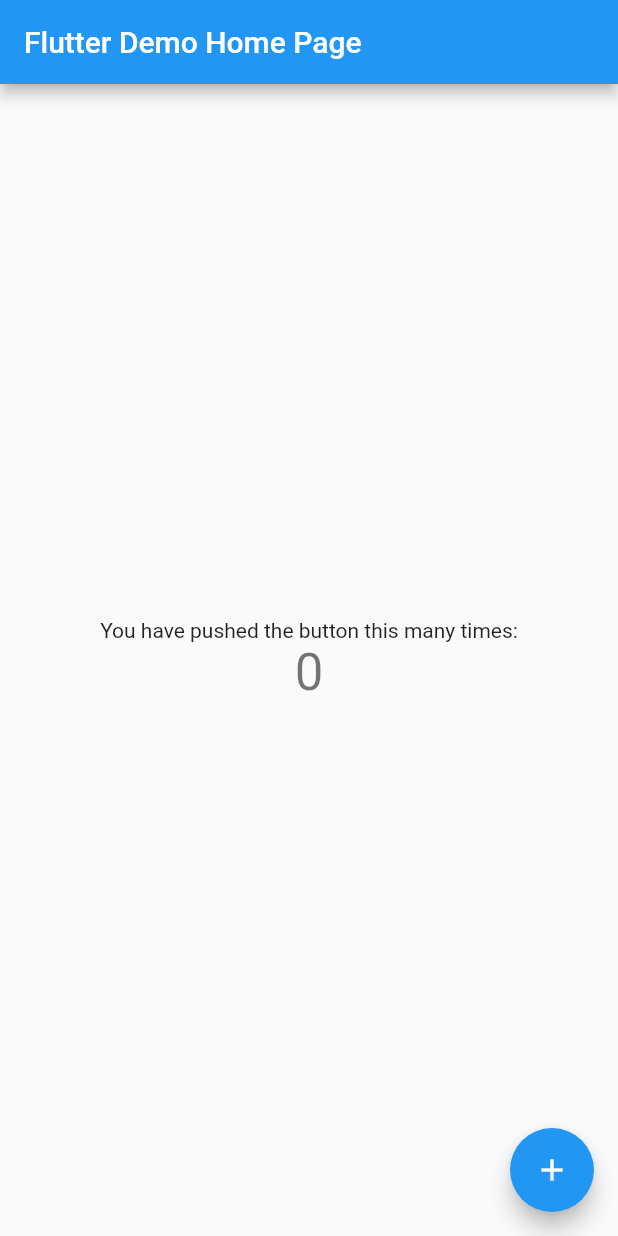
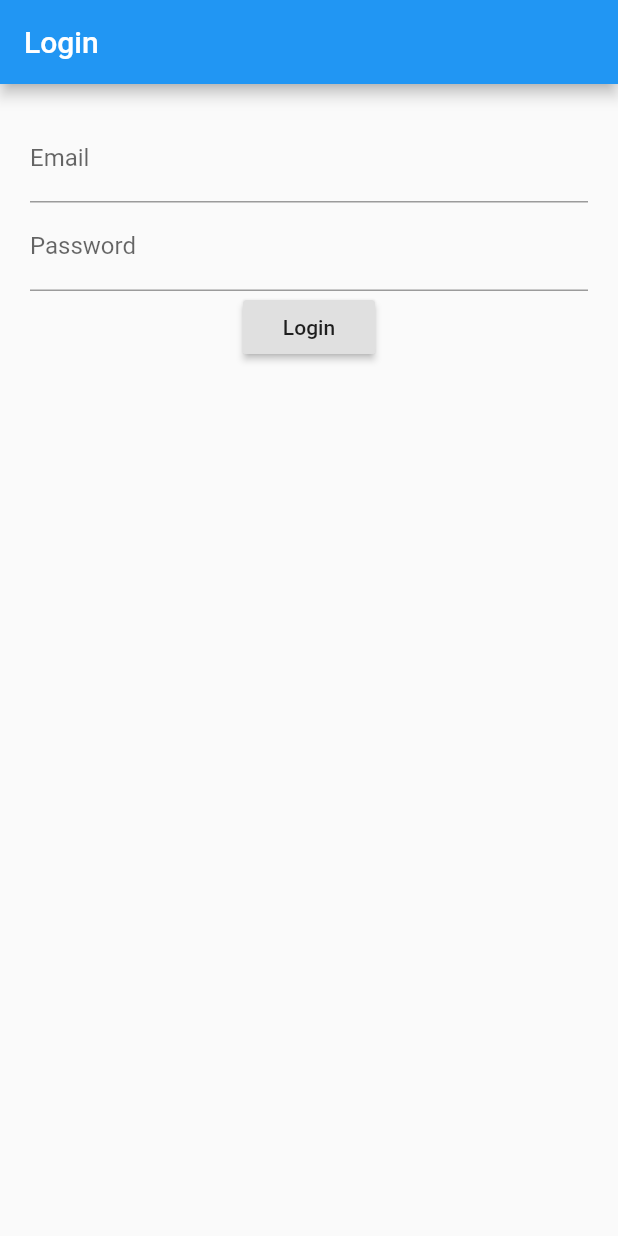
Before and after one commit to AlexanderQd/first_flutter_app, a Flutter app: the screen it shows after launch, on a phone screen of 412 x 824 dp. Run offline on Flutter 3.47's test engine with Material 2 defaults, Android fonts, the phone set to English and light mode, and no system bars; our stand-ins replace bloc, equatable, flutter_bloc.

Commit message:
add bloc login whit fake backend

```diff
--- /dev/null
+++ b/lib/bloc/login_bloc/bloc.dart
@@ -0,0 +1,3 @@
+export 'login_bloc.dart';
+export 'login_event.dart';
+export 'login_state.dart';
--- /dev/null
+++ b/lib/bloc/login_bloc/login_bloc.dart
@@ -0,0 +1,30 @@
+import 'dart:async';
+import 'package:bloc/bloc.dart';
+import 'package:flutter/cupertino.dart';
+import './bloc.dart';
+import '../../logics/login_logic.dart';
+
+class LoginBloc extends Bloc<LoginEvent, LoginState> {
+  final LoginLogic logic;
+  LoginBloc({@required this.logic});
+
+  @override
+  LoginState get initialState => InitialLoginState();
+
+  @override
+  Stream<LoginState> mapEventToState(
+    LoginEvent event,
+  ) async* {
+    if (event is DoLoginEvent) {
+      yield LogginInBlocState();
+
+      try {
+        var token = await logic.login(event.email, event.password);
+        yield LoggedInBlocState(token);
+      } on LoginException {
+          yield LoggedInErrorBlocState('No se pudo loguear');
+      }
+
+    }
+  }
+}
--- /dev/null
+++ b/lib/bloc/login_bloc/login_event.dart
@@ -0,0 +1,15 @@
+import 'package:equatable/equatable.dart';
+
+abstract class LoginEvent extends Equatable {
+  const LoginEvent();
+}
+
+class DoLoginEvent extends LoginEvent {
+  final String email;
+  final String password;
+
+  DoLoginEvent(this.email, this.password);
+  @override
+  // TODO: implement props
+  List<Object> get props => [email, password];
+}
--- /dev/null
+++ b/lib/bloc/login_bloc/login_state.dart
@@ -0,0 +1,36 @@
+import 'package:equatable/equatable.dart';
+
+abstract class LoginState extends Equatable {
+  const LoginState();
+}
+
+class InitialLoginState extends LoginState {
+  @override
+  List<Object> get props => [];
+}
+
+class LogginInBlocState extends LoginState {
+  @override
+  // TODO: implement props
+  List<Object> get props => [];
+}
+
+class LoggedInBlocState extends LoginState {
+  final String token;
+
+  LoggedInBlocState(this.token);
+
+  @override
+  // TODO: implement props
+  List<Object> get props => [token];
+}
+
+class LoggedInErrorBlocState extends LoginState {
+  final String message;
+
+  LoggedInErrorBlocState(this.message);
+
+  @override
+  // TODO: implement props
+  List<Object> get props => [message];
+}
--- /dev/null
+++ b/lib/logics/login_logic.dart
@@ -0,0 +1,25 @@
+abstract class LoginLogic {
+  Future<String> login(String email, String password);
+  Future<String> logout();
+}
+
+class LoginException implements Exception {}
+
+class SimpleLoginLogic extends LoginLogic {
+  @override
+  Future<String> login(String email, String password) async {
+    await Future.delayed(Duration(seconds: 2));
+
+    if (email != "alex@email.com" || password != "1234") {
+      throw LoginException();
+    }
+
+    return "soy un token";
+  }
+
+  @override
+  Future<String> logout() async {
+    // TODO: implement logout
+    return null;
+  }
+}
--- a/lib/main.dart
+++ b/lib/main.dart
@@ -1,4 +1,7 @@
 import 'package:flutter/material.dart';
+import 'package:flutter_bloc/flutter_bloc.dart';
+import 'package:flutterapp/logics/login_logic.dart';
+import 'bloc/login_bloc/bloc.dart';
 
 void main() => runApp(MyApp());
 
@@ -10,7 +13,9 @@ class MyApp extends StatelessWidget {
       theme: ThemeData(
         primarySwatch: Colors.blue,
       ),
-      home: MyHomePage(title: 'Flutter Demo Home Page'),
+      home: BlocProvider(
+          create: (_) => LoginBloc(logic: SimpleLoginLogic()),
+          child: MyHomePage(title: 'Flutter Demo Home Page')),
     );
   }
 }
@@ -25,39 +30,75 @@ class MyHomePage extends StatefulWidget {
 }
 
 class _MyHomePageState extends State<MyHomePage> {
-  int _counter = 0;
+  TextEditingController emailController;
+  TextEditingController passwordController;
 
-  void _incrementCounter() {
-    setState(() {
-      _counter++;
-    });
+  @override
+  void initState() {
+    super.initState();
+    emailController = TextEditingController();
+    passwordController = TextEditingController();
   }
 
   @override
   Widget build(BuildContext context) {
     return Scaffold(
-      appBar: AppBar(
-        title: Text(widget.title),
-      ),
-      body: Center(
-        child: Column(
-          mainAxisAlignment: MainAxisAlignment.center,
-          children: <Widget>[
-            Text(
-              'You have pushed the button this many times:',
-            ),
-            Text(
-              '$_counter',
-              style: Theme.of(context).textTheme.display1,
-            ),
-          ],
-        ),
-      ),
-      floatingActionButton: FloatingActionButton(
-        onPressed: _incrementCounter,
-        tooltip: 'Increment',
-        child: Icon(Icons.add),
-      ), // This trailing comma makes auto-formatting nicer for build methods.
+        appBar: AppBar(title: Text('Login')),
+        body: Padding(
+            padding: const EdgeInsets.all(20),
+            child: BlocListener<LoginBloc, LoginState>(
+              listener: (context, state) {
+                if (state is LoggedInErrorBlocState) {
+                  _showError(context, state.message);
+                } else if (state is LoggedInBlocState){
+                  Navigator.of(context).push(MaterialPageRoute(builder: (BuildContext context) => MainPage()));
+                }
+              },
+              child: BlocBuilder<LoginBloc, LoginState>(
+                  builder: (context, state) {
+                    return Form(
+                        child: Column(
+                          children: <Widget>[
+                            TextFormField(
+                              decoration: InputDecoration(labelText: 'Email'),
+                              controller: emailController,
+                            ),
+                            TextFormField(
+                              decoration: InputDecoration(labelText: "Password"),
+                              obscureText: true,
+                              controller: passwordController,
+                            ),
+                            if (state is LogginInBlocState)
+                              Padding(padding: const EdgeInsets.all(20), child: CircularProgressIndicator())
+                            else
+                              RaisedButton(child: Text('Login'), onPressed: _doLogin)
+                          ],
+                        )
+                    );
+
+                  })
+            )
+
+        )
+    );
+  }
+
+  void _doLogin() {
+    BlocProvider.of<LoginBloc>(context).add(DoLoginEvent(emailController.text, passwordController.text));
+  }
+
+  void _showError(BuildContext context, String message) {
+    Scaffold.of(context).showSnackBar(SnackBar(content: Text(message)));
+  }
+}
+
+class MainPage extends StatelessWidget {
+  @override
+  Widget build(BuildContext context) {
+    // TODO: implement build
+    return Scaffold(
+      appBar: AppBar(title: Text('Main')),
+      body: Center(child: Text('Estas dentro'))
     );
   }
 }
```
Also changed, not shown: pubspec.yaml (+3 -56 lines), lib/services/auth_service.dart (added), pubspec.lock.
